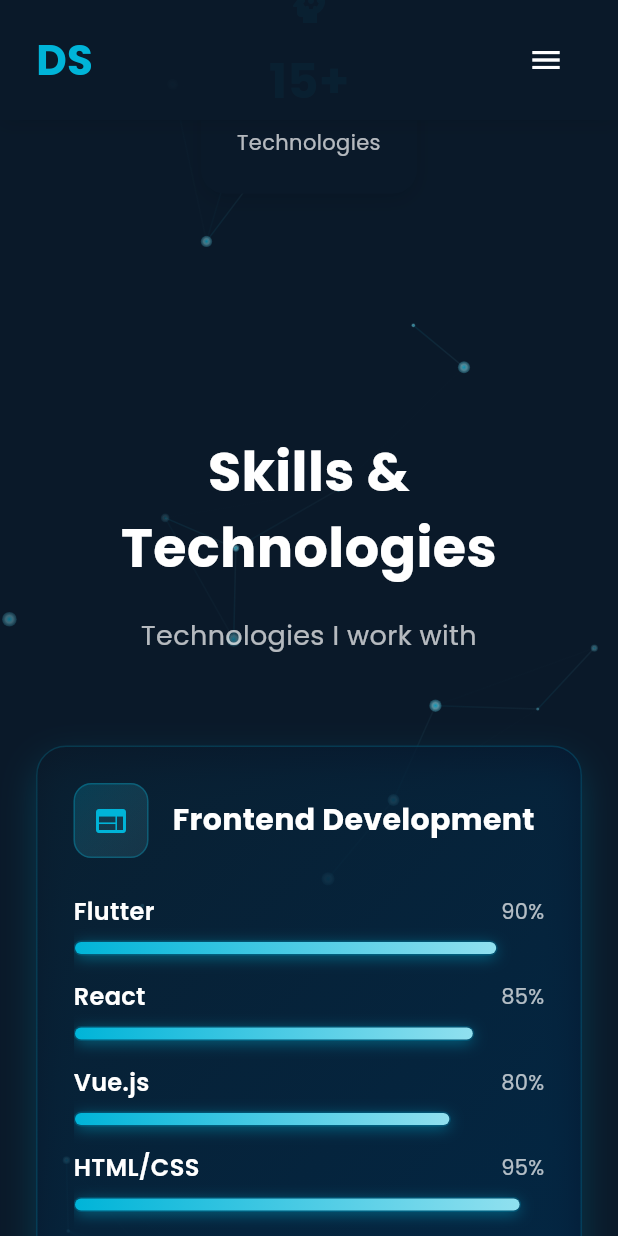
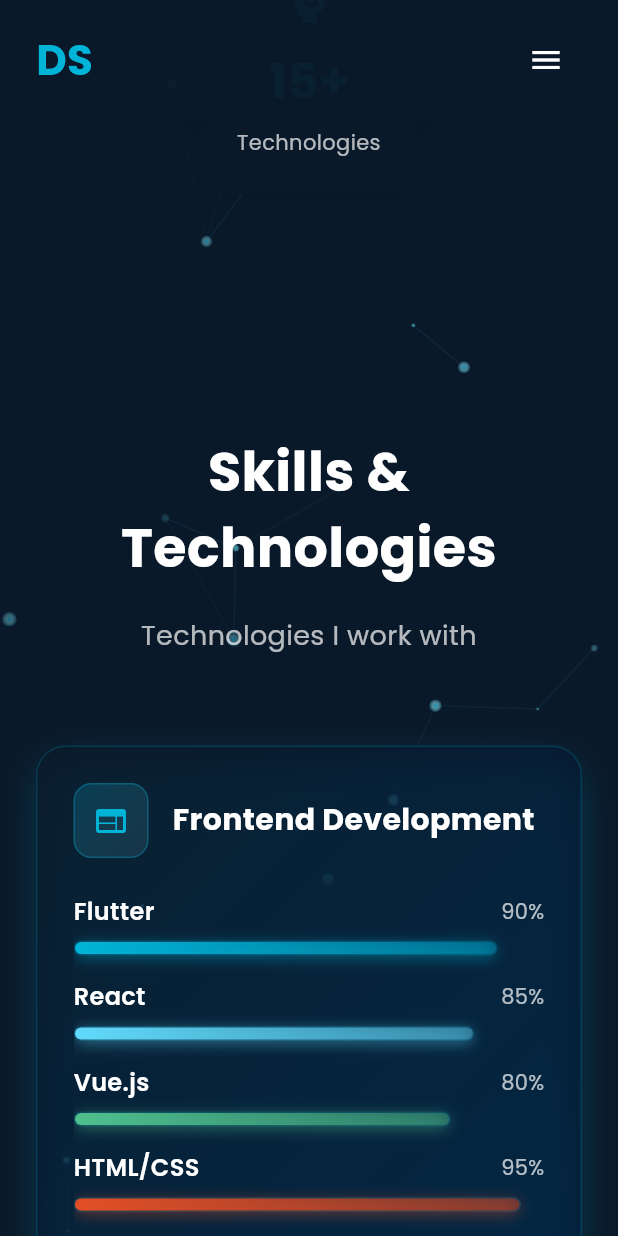
Before and after one commit to dbsmsen/my_website, a Flutter app: the screen it shows after launch, scrolled down 2304 dp, on a phone screen of 412 x 824 dp. Run offline on Flutter 3.47's test engine with Material 3 defaults, Android fonts, the phone set to English and light mode, and no system bars; our stand-ins replace animated_text_kit, flutter_staggered_animations, google_fonts, shared_preferences; network calls fail.

Commit message:
Updated Commit

```diff
--- a/lib/widgets/skills_section.dart
+++ b/lib/widgets/skills_section.dart
@@ -313,15 +313,15 @@ class _SkillItem extends StatelessWidget {
                        begin: Alignment.centerLeft,
                        end: Alignment.centerRight,
                        colors: [
-                        const Color(0xFF00B4D8),
-                        const Color(0xFF48CAE4),
-                        const Color(0xFF90E0EF),
+                         skill.color ?? const Color(0xFF00B4D8),
+                         (skill.color ?? const Color(0xFF00B4D8)).withOpacity(0.7),
+                         (skill.color ?? const Color(0xFF00B4D8)).withOpacity(0.4),
                        ],
                      ),
                      borderRadius: BorderRadius.circular(5),
                      boxShadow: [
                        BoxShadow(
-                        color: const Color(0xFF00B4D8).withOpacity(0.5),
+                         color: (skill.color ?? const Color(0xFF00B4D8)).withOpacity(0.5),
                          blurRadius: 8,
                          offset: const Offset(0, 2),
                        ),
```
Also changed, not shown: lib/services/portfolio_data.dart (+17 -17 lines). Lines whose indentation alone changed are shown as unchanged.
